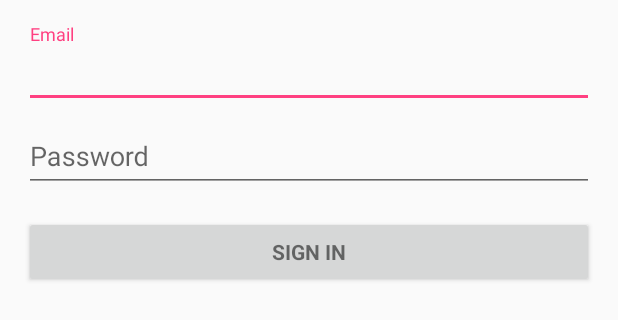
After one commit to syedtanvirahmad/smartwallet, an Android app: the layout activity_login.xml on its own in the app's theme, with its tools: preview values and no code run, on a phone screen of 412 x 824 dp. The commit adds this screen. Shown: the top 320 px of the screen. Run offline under Robolectric (Android 15) with nearby library versions, the phone set to English and light mode, and no system bars.

Commit message:
login form added

```diff
--- /dev/null
+++ b/app/src/main/res/layout/activity_login.xml
@@ -0,0 +1,78 @@
+<?xml version="1.0" encoding="utf-8"?>
+<LinearLayout xmlns:android="http://schemas.android.com/apk/res/android"
+    xmlns:tools="http://schemas.android.com/tools"
+    android:layout_width="match_parent"
+    android:layout_height="match_parent"
+    android:gravity="center_horizontal"
+    android:orientation="vertical"
+    android:paddingBottom="@dimen/activity_vertical_margin"
+    android:paddingLeft="@dimen/activity_horizontal_margin"
+    android:paddingRight="@dimen/activity_horizontal_margin"
+    android:paddingTop="@dimen/activity_vertical_margin"
+    tools:context=".LoginActivity">
+
+    <!-- Login progress -->
+    <ProgressBar
+        android:id="@+id/login_progress"
+        style="?android:attr/progressBarStyleLarge"
+        android:layout_width="wrap_content"
+        android:layout_height="wrap_content"
+        android:layout_marginBottom="8dp"
+        android:visibility="gone" />
+
+    <ScrollView
+        android:id="@+id/login_form"
+        android:layout_width="match_parent"
+        android:layout_height="match_parent">
+
+        <LinearLayout
+            android:id="@+id/email_login_form"
+            android:layout_width="match_parent"
+            android:layout_height="wrap_content"
+            android:orientation="vertical">
+
+            <android.support.design.widget.TextInputLayout
+                android:layout_width="match_parent"
+                android:layout_height="wrap_content">
+
+                <AutoCompleteTextView
+                    android:id="@+id/email"
+                    android:layout_width="match_parent"
+                    android:layout_height="wrap_content"
+                    android:hint="@string/prompt_email"
+                    android:inputType="textEmailAddress"
+                    android:maxLines="1"
+                    android:singleLine="true" />
+
+            </android.support.design.widget.TextInputLayout>
+
+            <android.support.design.widget.TextInputLayout
+                android:layout_width="match_parent"
+                android:layout_height="wrap_content">
+
+                <EditText
+                    android:id="@+id/password"
+                    android:layout_width="match_parent"
+                    android:layout_height="wrap_content"
+                    android:hint="@string/prompt_password"
+                    android:imeActionId="6"
+                    android:imeActionLabel="@string/action_sign_in_short"
+                    android:imeOptions="actionUnspecified"
+                    android:inputType="textPassword"
+                    android:maxLines="1"
+                    android:singleLine="true" />
+
+            </android.support.design.widget.TextInputLayout>
+
+            <Button
+                android:id="@+id/email_sign_in_button"
+                style="?android:textAppearanceSmall"
+                android:layout_width="match_parent"
+                android:layout_height="wrap_content"
+                android:layout_marginTop="16dp"
+                android:text="@string/action_sign_in_short"
+                android:textStyle="bold" />
+
+        </LinearLayout>
+    </ScrollView>
+</LinearLayout>
--- /dev/null
+++ b/app/src/main/res/values/dimens.xml
@@ -0,0 +1,5 @@
+<resources>
+    <!-- Default screen margins, per the Android Design guidelines. -->
+    <dimen name="activity_horizontal_margin">16dp</dimen>
+    <dimen name="activity_vertical_margin">16dp</dimen>
+</resources>
--- a/app/src/main/res/values/strings.xml
+++ b/app/src/main/res/values/strings.xml
@@ -27,4 +27,18 @@
     <string name="view_expense">View All Expenses</string>
 
     <string name="hello_blank_fragment">Hello blank fragment</string>
+    <string name="title_activity_login">Sign in</string>
+
+    <!-- Strings related to login -->
+    <string name="prompt_email">Email</string>
+    <string name="prompt_password">Password</string>
+    <string name="action_sign_in">Sign in or register</string>
+    <string name="action_sign_in_short">Sign in</string>
+    <string name="error_invalid_email">This email address is invalid</string>
+    <string name="error_invalid_password">This password is too short</string>
+    <string name="error_incorrect_password">This password is incorrect</string>
+    <string name="error_field_required">This field is required</string>
+    <string name="permission_rationale">"Contacts permissions are needed for providing email
+        completions."
+    </string>
 </resources>
```
Also changed, not shown: app/src/main/AndroidManifest.xml (+11 -3 lines), app/src/main/java/com/pencilbox/user/smartwallet/LoginActivity.java (added, +349 -0 lines), app/src/main/java/com/pencilbox/user/smartwallet/MainActivity.java (+9 -0 lines).
